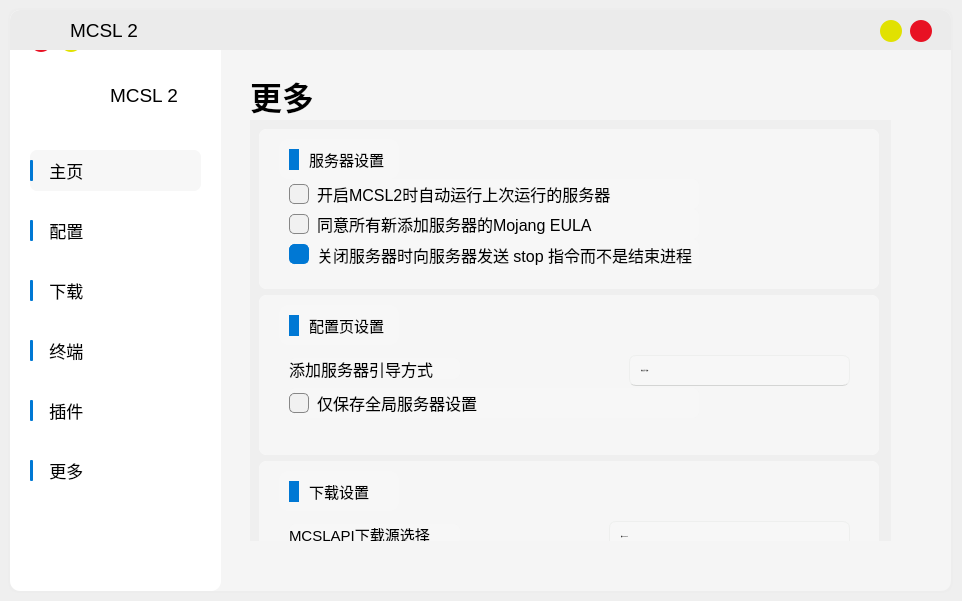
Old version of the form Resources/QtUIFiles/MCSL2_MainWindow.ui in the repository MCSLTeam/MCSL2.
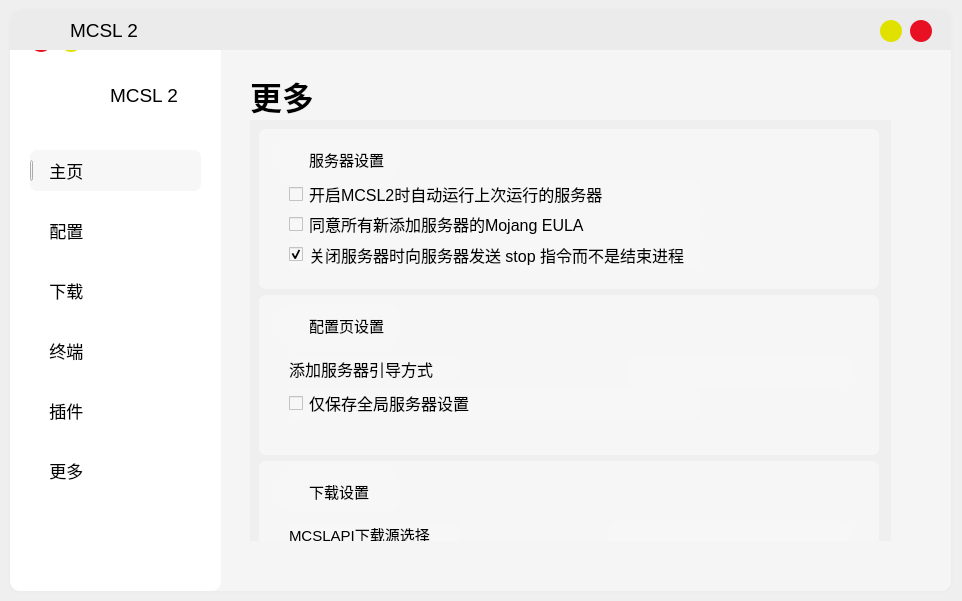
New version of the form. The open tabs and pages were chosen to show the change. Icons and pictures are not drawn. Custom widgets are drawn as their Qt base class.

```diff
--- a/Resources/QtUIFiles/MCSL2_MainWindow.ui
+++ b/Resources/QtUIFiles/MCSL2_MainWindow.ui
@@ -373,7 +373,7 @@
       <bool>false</bool>
      </property>
     </widget>
-    <widget class="QLabel" name="Blue1">
+    <widget class="PrimaryPushButton" name="OptionsWidgetIndicator">
      <property name="enabled">
       <bool>true</bool>
      </property>
@@ -387,8 +387,10 @@
      </property>
      <property name="font">
       <font>
-       <family>Microsoft YaHei UI</family>
-       <pointsize>12</pointsize>
+       <family>Segoe UI</family>
+       <weight>50</weight>
+       <italic>false</italic>
+       <bold>false</bold>
       </font>
      </property>
      <property name="cursor">
@@ -398,171 +400,7 @@
       <bool>false</bool>
      </property>
      <property name="styleSheet">
-      <string notr="true">QLabel
-{
-	background-color: rgb(0, 120, 212);
-	border-radius: 1px;
-}</string>
-     </property>
-     <property name="text">
-      <string/>
-     </property>
-    </widget>
-    <widget class="QLabel" name="Blue2">
-     <property name="geometry">
-      <rect>
-       <x>20</x>
-       <y>210</y>
-       <width>3</width>
-       <height>21</height>
-      </rect>
-     </property>
-     <property name="font">
-      <font>
-       <family>Microsoft YaHei UI</family>
-       <pointsize>12</pointsize>
-      </font>
-     </property>
-     <property name="cursor">
-      <cursorShape>PointingHandCursor</cursorShape>
-     </property>
-     <property name="autoFillBackground">
-      <bool>false</bool>
-     </property>
-     <property name="styleSheet">
-      <string notr="true">QLabel
-{
-	background-color: rgb(0, 120, 212);
-	border-radius: 1px;
-}</string>
-     </property>
-     <property name="text">
-      <string/>
-     </property>
-    </widget>
-    <widget class="QLabel" name="Blue3">
-     <property name="geometry">
-      <rect>
-       <x>20</x>
-       <y>270</y>
-       <width>3</width>
-       <height>21</height>
-      </rect>
-     </property>
-     <property name="font">
-      <font>
-       <family>Microsoft YaHei UI</family>
-       <pointsize>12</pointsize>
-      </font>
-     </property>
-     <property name="cursor">
-      <cursorShape>PointingHandCursor</cursorShape>
-     </property>
-     <property name="autoFillBackground">
-      <bool>false</bool>
-     </property>
-     <property name="styleSheet">
-      <string notr="true">QLabel
-{
-	background-color: rgb(0, 120, 212);
-	border-radius: 1px;
-}</string>
-     </property>
-     <property name="text">
-      <string/>
-     </property>
-    </widget>
-    <widget class="QLabel" name="Blue4">
-     <property name="geometry">
-      <rect>
-       <x>20</x>
-       <y>330</y>
-       <width>3</width>
-       <height>21</height>
-      </rect>
-     </property>
-     <property name="font">
-      <font>
-       <family>Microsoft YaHei UI</family>
-       <pointsize>12</pointsize>
-      </font>
-     </property>
-     <property name="cursor">
-      <cursorShape>PointingHandCursor</cursorShape>
-     </property>
-     <property name="autoFillBackground">
-      <bool>false</bool>
-     </property>
-     <property name="styleSheet">
-      <string notr="true">QLabel
-{
-	background-color: rgb(0, 120, 212);
-	border-radius: 1px;
-}</string>
-     </property>
-     <property name="text">
-      <string/>
-     </property>
-    </widget>
-    <widget class="QLabel" name="Blue5">
-     <property name="geometry">
-      <rect>
-       <x>20</x>
-       <y>390</y>
-       <width>3</width>
-       <height>21</height>
-      </rect>
-     </property>
-     <property name="font">
-      <font>
-       <family>Microsoft YaHei UI</family>
-       <pointsize>12</pointsize>
-      </font>
-     </property>
-     <property name="cursor">
-      <cursorShape>PointingHandCursor</cursorShape>
-     </property>
-     <property name="autoFillBackground">
-      <bool>false</bool>
-     </property>
-     <property name="styleSheet">
-      <string notr="true">QLabel
-{
-	background-color: rgb(0, 120, 212);
-	border-radius: 1px;
-}</string>
-     </property>
-     <property name="text">
-      <string/>
-     </property>
-    </widget>
-    <widget class="QLabel" name="Blue6">
-     <property name="geometry">
-      <rect>
-       <x>20</x>
-       <y>450</y>
-       <width>3</width>
-       <height>21</height>
-      </rect>
-     </property>
-     <property name="font">
-      <font>
-       <family>Microsoft YaHei UI</family>
-       <pointsize>12</pointsize>
-      </font>
-     </property>
-     <property name="cursor">
-      <cursorShape>PointingHandCursor</cursorShape>
-     </property>
-     <property name="autoFillBackground">
-      <bool>false</bool>
-     </property>
-     <property name="styleSheet">
-      <string notr="true">QLabel
-{
-	background-color: rgb(0, 120, 212);
-	border-radius: 1px;
-}</string>
+      <string notr="true"/>
      </property>
      <property name="text">
       <string/>
@@ -4185,71 +4023,6 @@
 }
 QScrollBar::add-page:vertical, QScrollBar::sub-page:vertical {
     background: none;
-}
-QComboBox {
-    border: 1px solid rgb(238, 239, 238);
-    border-radius: 5px;
-    border-bottom: 1px solid rgb(212, 213, 212);
-    padding: 5px 31px 6px 11px;
-    color: black;
-    background-color: rgb(254, 254, 254);
-    text-align: left;
-	font: 14px 'Microsoft YaHei UI';
-}
-
-QComboBox:hover {
-    background-color: rgb(251, 251, 251);
-}
-
-QComboBox:pressed {
-    background-color: rgb(252, 252, 252);
-    border-bottom: 1px solid rgb(238, 239, 238);
-    color: rgba(0, 0, 0, 0.63);
-}
-QComboBox::drop-down
-{
-    subcontrol-origin: padding;
-    subcontrol-position: right;
-    width: 35px;
-    border-left-style: solid;
-}
-QComboBox::down-arrow
-{
-    border-image: url(:/MCSL2_Icon/QComboBoxDownArrow.svg);
-}
-QComboBox QAbstractItemView {
-    border: 1px solid rgba(0, 0, 0, 0.1);
-    border-radius: 9px;
-    background-color: rgb(249, 249, 249);
-    outline: none;
-	font: 14px 'Microsoft YaHei UI'
-}
-
-QComboBox QAbstractItemView::item {
-    margin-top: 4px;
-	min-height: 30px;
-    padding-left: 10px;
-    padding-right: 10px;
-    border-radius: 5px;
-    border: none;
-	font: 14px 'Microsoft YaHei UI'
-}
-
-QComboBox QAbstractItemView::item:hover {
-    background-color: rgba(0, 0, 0, 9);
-	height: 27px;
-}
-
-QComboBox QAbstractItemView::item:selected {
-    background-color: rgba(0, 0, 0, 7);
-    color: black;
-	height: 27px;
-}
-
-QComboBox QAbstractItemView::item:selected:active {
-    background-color: rgba(0, 0, 0, 0.06);
-    color: rgba(0, 0, 0, 0.7);
-	height: 27px;
 }</string>
       </property>
       <property name="frameShape">
@@ -4278,7 +4051,7 @@
         <rect>
          <x>0</x>
          <y>0</y>
-         <width>641</width>
+         <width>640</width>
          <height>1677</height>
         </rect>
        </property>
@@ -4317,8 +4090,8 @@
              </property>
              <property name="minimumSize">
               <size>
-               <width>28</width>
-               <height>20</height>
+               <width>0</width>
+               <height>0</height>
               </size>
              </property>
              <property name="maximumSize">
@@ -4334,71 +4107,7 @@
               </font>
              </property>
              <property name="styleSheet">
-              <string notr="true">QCheckBox {
-    color: black;
-    spacing: 8px;
-    min-width: 28px;
-    min-height: 20px;
-}
-
-QCheckBox::indicator {
-    width: 18px;
-    height: 18px;
-    border-radius: 5px;
-    border: 1px solid rgb(135, 135, 135);
-    background-color: rgb(241, 241, 241);
-}
-
-QCheckBox::indicator:hover {
-    border: 1px solid rgb(132, 132, 132);
-    background-color: rgb(232, 232, 232);
-}
-
-QCheckBox::indicator:pressed {
-    border: 1px solid rgb(184, 184, 184);
-    background-color: rgb(224, 224, 224);
-}
-
-QCheckBox::indicator:checked,
-QCheckBox::indicator:indeterminate {
-    border: 1px solid rgb(0, 120, 212);
-    background-color: rgb(0, 120, 212);
-}
-
-QCheckBox::indicator:checked {
-    image: url(:/MCSL2_Icon/QCheckBoxAccept.svg);
-}
-
-QCheckBox::indicator:indeterminate {
-    image: url(:/MCSL2_Icon/QCheckBoxPartialAccept.svg);
-}
-
-QCheckBox::indicator:checked:hover,
-QCheckBox::indicator:indeterminate:hover {
-    border: 1px solid --ThemeColorLight1;
-    background-color: --ThemeColorLight1;
-}
-
-QCheckBox::indicator:checked:pressed,
-QCheckBox::indicator:indeterminate:pressed {
-    border: 1px solid --ThemeColorLight3;
-    background-color: --ThemeColorLight3;
-}
-
-QCheckBox:disabled {
-    color: rgba(0, 0, 0, 110);
-}
-
-QCheckBox::indicator:disabled {
-    border: 1px solid #bbbbbb;
-    background-color: rgb(224, 224, 224);
-}
-
-QCheckBox::indicator:checked:disabled,
-QCheckBox::indicator:indeterminate:disabled {
-    border: 1px solid rgb(199, 199, 199);
-    background-color: rgb(199, 199, 199);
-}</string>
+              <string notr="true"/>
              </property>
              <property name="text">
               <string>开启MCSL2时自动运行上次运行的服务器</string>
@@ -4415,8 +4124,8 @@
              </property>
              <property name="minimumSize">
               <size>
-               <width>28</width>
-               <height>20</height>
+               <width>0</width>
+               <height>0</height>
               </size>
              </property>
              <property name="maximumSize">
@@ -4432,71 +4141,7 @@
               </font>
              </property>
              <property name="styleSheet">
-              <string notr="true">QCheckBox {
-    color: black;
-    spacing: 8px;
-    min-width: 28px;
-    min-height: 20px;
-}
-
-QCheckBox::indicator {
-    width: 18px;
-    height: 18px;
-    border-radius: 5px;
-    border: 1px solid rgb(135, 135, 135);
-    background-color: rgb(241, 241, 241);
-}
-
-QCheckBox::indicator:hover {
-    border: 1px solid rgb(132, 132, 132);
-    background-color: rgb(232, 232, 232);
-}
-
-QCheckBox::indicator:pressed {
-    border: 1px solid rgb(184, 184, 184);
-    background-color: rgb(224, 224, 224);
-}
-
-QCheckBox::indicator:checked,
-QCheckBox::indicator:indeterminate {
-    border: 1px solid rgb(0, 120, 212);
-    background-color: rgb(0, 120, 212);
-}
-
-QCheckBox::indicator:checked {
-    image: url(:/MCSL2_Icon/QCheckBoxAccept.svg);
-}
-
-QCheckBox::indicator:indeterminate {
-    image: url(:/MCSL2_Icon/QCheckBoxPartialAccept.svg);
-}
-
-QCheckBox::indicator:checked:hover,
-QCheckBox::indicator:indeterminate:hover {
-    border: 1px solid --ThemeColorLight1;
-    background-color: --ThemeColorLight1;
-}
-
-QCheckBox::indicator:checked:pressed,
-QCheckBox::indicator:indeterminate:pressed {
-    border: 1px solid --ThemeColorLight3;
-    background-color: --ThemeColorLight3;
-}
-
-QCheckBox:disabled {
-    color: rgba(0, 0, 0, 110);
-}
-
-QCheckBox::indicator:disabled {
-    border: 1px solid #bbbbbb;
-    background-color: rgb(224, 224, 224);
-}
-
-QCheckBox::indicator:checked:disabled,
-QCheckBox::indicator:indeterminate:disabled {
-    border: 1px solid rgb(199, 199, 199);
-    background-color: rgb(199, 199, 199);
-}</string>
+              <string notr="true"/>
              </property>
              <property name="text">
               <string>同意所有新添加服务器的Mojang EULA</string>
@@ -4524,71 +4169,7 @@
               </font>
              </property>
              <property name="styleSheet">
-              <string notr="true">QCheckBox {
-    color: black;
-    spacing: 8px;
-    min-width: 28px;
-    min-height: 20px;
-}
-
-QCheckBox::indicator {
-    width: 18px;
-    height: 18px;
-    border-radius: 5px;
-    border: 1px solid rgb(135, 135, 135);
-    background-color: rgb(241, 241, 241);
-}
-
-QCheckBox::indicator:hover {
-    border: 1px solid rgb(132, 132, 132);
-    background-color: rgb(232, 232, 232);
-}
-
-QCheckBox::indicator:pressed {
-    border: 1px solid rgb(184, 184, 184);
-    background-color: rgb(224, 224, 224);
-}
-
-QCheckBox::indicator:checked,
-QCheckBox::indicator:indeterminate {
-    border: 1px solid rgb(0, 120, 212);
-    background-color: rgb(0, 120, 212);
-}
-
-QCheckBox::indicator:checked {
-    image: url(:/MCSL2_Icon/QCheckBoxAccept.svg);
-}
-
-QCheckBox::indicator:indeterminate {
-    image: url(:/MCSL2_Icon/QCheckBoxPartialAccept.svg);
-}
-
-QCheckBox::indicator:checked:hover,
-QCheckBox::indicator:indeterminate:hover {
-    border: 1px solid --ThemeColorLight1;
-    background-color: --ThemeColorLight1;
-}
-
-QCheckBox::indicator:checked:pressed,
-QCheckBox::indicator:indeterminate:pressed {
-    border: 1px solid --ThemeColorLight3;
-    background-color: --ThemeColorLight3;
-}
-
-QCheckBox:disabled {
-    color: rgba(0, 0, 0, 110);
-}
-
-QCheckBox::indicator:disabled {
-    border: 1px solid #bbbbbb;
-    background-color: rgb(224, 224, 224);
-}
-
-QCheckBox::indicator:checked:disabled,
-QCheckBox::indicator:indeterminate:disabled {
-    border: 1px solid rgb(199, 199, 199);
-    background-color: rgb(199, 199, 199);
-}</string>
+              <string notr="true"/>
              </property>
              <property name="text">
               <string>关闭服务器时向服务器发送 stop 指令而不是结束进程</string>
@@ -4644,7 +4225,7 @@
                <string>服务器设置</string>
               </property>
              </widget>
-             <widget class="QLabel" name="ServerSettingsWidgetBlue">
+             <widget class="PrimaryPushButton" name="ServerSettingsWidgetBlue">
               <property name="geometry">
                <rect>
                 <x>10</x>
@@ -4666,11 +4247,7 @@
                <bool>false</bool>
               </property>
               <property name="styleSheet">
-               <string notr="true">QLabel
-{
-	background-color: rgb(0, 120, 212);
-	border-radius: 10px
-}</string>
+               <string notr="true"/>
               </property>
               <property name="text">
                <string/>
@@ -4711,8 +4288,8 @@
              </property>
              <property name="minimumSize">
               <size>
-               <width>28</width>
-               <height>20</height>
+               <width>0</width>
+               <height>0</height>
               </size>
              </property>
              <property name="maximumSize">
@@ -4728,71 +4305,7 @@
               </font>
              </property>
              <property name="styleSheet">
-              <string notr="true">QCheckBox {
-    color: black;
-    spacing: 8px;
-    min-width: 28px;
-    min-height: 20px;
-}
-
-QCheckBox::indicator {
-    width: 18px;
-    height: 18px;
-    border-radius: 5px;
-    border: 1px solid rgb(135, 135, 135);
-    background-color: rgb(241, 241, 241);
-}
-
-QCheckBox::indicator:hover {
-    border: 1px solid rgb(132, 132, 132);
-    background-color: rgb(232, 232, 232);
-}
-
-QCheckBox::indicator:pressed {
-    border: 1px solid rgb(184, 184, 184);
-    background-color: rgb(224, 224, 224);
-}
-
-QCheckBox::indicator:checked,
-QCheckBox::indicator:indeterminate {
-    border: 1px solid rgb(0, 120, 212);
-    background-color: rgb(0, 120, 212);
-}
-
-QCheckBox::indicator:checked {
-    image: url(:/MCSL2_Icon/QCheckBoxAccept.svg);
-}
-
-QCheckBox::indicator:indeterminate {
-    image: url(:/MCSL2_Icon/QCheckBoxPartialAccept.svg);
-}
-
-QCheckBox::indicator:checked:hover,
-QCheckBox::indicator:indeterminate:hover {
-    border: 1px solid --ThemeColorLight1;
-    background-color: --ThemeColorLight1;
-}
-
-QCheckBox::indicator:checked:pressed,
-QCheckBox::indicator:indeterminate:pressed {
-    border: 1px solid --ThemeColorLight3;
-    background-color: --ThemeColorLight3;
-}
-
-QCheckBox:disabled {
-    color: rgba(0, 0, 0, 110);
-}
-
-QCheckBox::indicator:disabled {
-    border: 1px solid #bbbbbb;
-    background-color: rgb(224, 224, 224);
-}
-
-QCheckBox::indicator:checked:disabled,
-QCheckBox::indicator:indeterminate:disabled {
-    border: 1px solid rgb(199, 199, 199);
-    background-color: rgb(199, 199, 199);
-}</string>
+              <string notr="true"/>
              </property>
              <property name="text">
               <string>仅保存全局服务器设置</string>
@@ -4839,7 +4352,7 @@
                <string>配置页设置</string>
               </property>
              </widget>
-             <widget class="QLabel" name="ConfigPageSettingsWidgetBlue">
+             <widget class="PrimaryPushButton" name="ConfigPageSettingsWidgetBlue">
               <property name="geometry">
                <rect>
                 <x>10</x>
@@ -4861,11 +4374,7 @@
                <bool>false</bool>
               </property>
               <property name="styleSheet">
-               <string notr="true">QLabel
-{
-	background-color: rgb(0, 120, 212);
-	border-radius: 10px
-}</string>
+               <string notr="true"/>
               </property>
               <property name="text">
                <string/>
@@ -4891,7 +4400,7 @@
               <string>添加服务器引导方式</string>
              </property>
             </widget>
-            <widget class="QComboBox" name="HowToAddServerComboBox">
+            <widget class="ComboBox" name="HowToAddServerComboBox">
              <property name="geometry">
               <rect>
                <x>370</x>
@@ -4903,7 +4412,6 @@
              <property name="font">
               <font>
                <family>Microsoft YaHei UI</family>
-               <pointsize>-1</pointsize>
                <weight>50</weight>
                <italic>false</italic>
                <bold>false</bold>
@@ -4913,21 +4421,6 @@
              <property name="styleSheet">
               <string notr="true"/>
              </property>
-             <item>
-              <property name="text">
-               <string>初始 (新手+进阶)</string>
-              </property>
-             </item>
-             <item>
-              <property name="text">
-               <string>总是新手</string>
-              </property>
-             </item>
-             <item>
-              <property name="text">
-               <string>总是进阶</string>
-              </property>
-             </item>
             </widget>
            </widget>
           </item>
@@ -4993,7 +4486,7 @@
                <string>下载设置</string>
               </property>
              </widget>
-             <widget class="QLabel" name="DownloadSettingsWidgetBlue">
+             <widget class="PrimaryPushButton" name="DownloadSettingsWidgetBlue">
               <property name="geometry">
                <rect>
                 <x>10</x>
@@ -5015,11 +4508,7 @@
                <bool>false</bool>
               </property>
               <property name="styleSheet">
-               <string notr="true">QLabel
-{
-	background-color: rgb(0, 120, 212);
-	border-radius: 10px
-}</string>
+               <string notr="true"/>
               </property>
               <property name="text">
                <string/>
@@ -5045,7 +4534,7 @@
               <string>MCSLAPI下载源选择</string>
              </property>
             </widget>
-            <widget class="QComboBox" name="MCSLAPIDownloadSourceComboBox">
+            <widget class="ComboBox" name="MCSLAPIDownloadSourceComboBox">
              <property name="geometry">
               <rect>
                <x>350</x>
@@ -5063,7 +4552,6 @@
              <property name="font">
               <font>
                <family>Microsoft YaHei UI</family>
-               <pointsize>-1</pointsize>
                <weight>50</weight>
                <italic>false</italic>
                <bold>false</bold>
@@ -5073,31 +4561,6 @@
              <property name="styleSheet">
               <string notr="true"/>
              </property>
-             <item>
-              <property name="text">
-               <string>国内SharePoint</string>
-              </property>
-             </item>
-             <item>
-              <property name="text">
-               <string>Gitee</string>
-              </property>
-             </item>
-             <item>
-              <property name="text">
-               <string>luoxis云（暂不可用）</string>
-              </property>
-             </item>
-             <item>
-              <property name="text">
-               <string>GHProxy</string>
-              </property>
-             </item>
-             <item>
-              <property name="text">
-               <string>GitHub</string>
-              </property>
-             </item>
             </widget>
             <widget class="QLabel" name="Aria2ThreadCount">
              <property name="geometry">
@@ -7973,6 +7436,44 @@
    <zorder>TitleBarWidget_R</zorder>
   </widget>
  </widget>
+ <customwidgets>
+  <customwidget>
+   <class>CheckBox</class>
+   <extends>QCheckBox</extends>
+   <header>qfluentwidgets</header>
+  </customwidget>
+  <customwidget>
+   <class>ComboBox</class>
+   <extends>QPushButton</extends>
+   <header>qfluentwidgets</header>
+  </customwidget>
+  <customwidget>
+   <class>PushButton</class>
+   <extends>QPushButton</extends>
+   <header>qfluentwidgets</header>
+  </customwidget>
+  <customwidget>
+   <class>PrimaryPushButton</class>
+   <extends>PushButton</extends>
+   <header>qfluentwidgets</header>
+  </customwidget>
+  <customwidget>
+   <class>RadioButton</class>
+   <extends>QRadioButton</extends>
+   <header>qfluentwidgets</header>
+  </customwidget>
+  <customwidget>
+   <class>Slider</class>
+   <extends>QSlider</extends>
+   <header>qfluentwidgets</header>
+  </customwidget>
+  <customwidget>
+   <class>SmoothScrollArea</class>
+   <extends>QScrollArea</extends>
+   <header>qfluentwidgets.h</header>
+   <container>1</container>
+  </customwidget>
+ </customwidgets>
  <resources>
   <include location="../Icons/MCSL2_Icon.qrc"/>
  </resources>
```
Left out of the diff: 1859 changed lines with no effect on the pictures.
